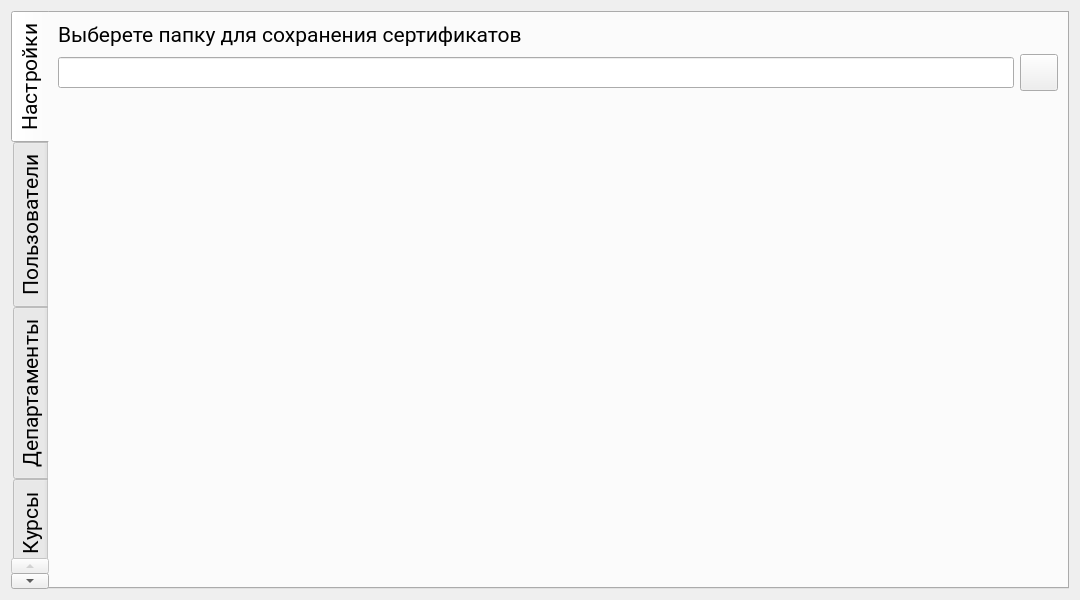
Above: adminwin.ui from Rayzedan/SystemControlStudent before the change. Below: the same form after it.
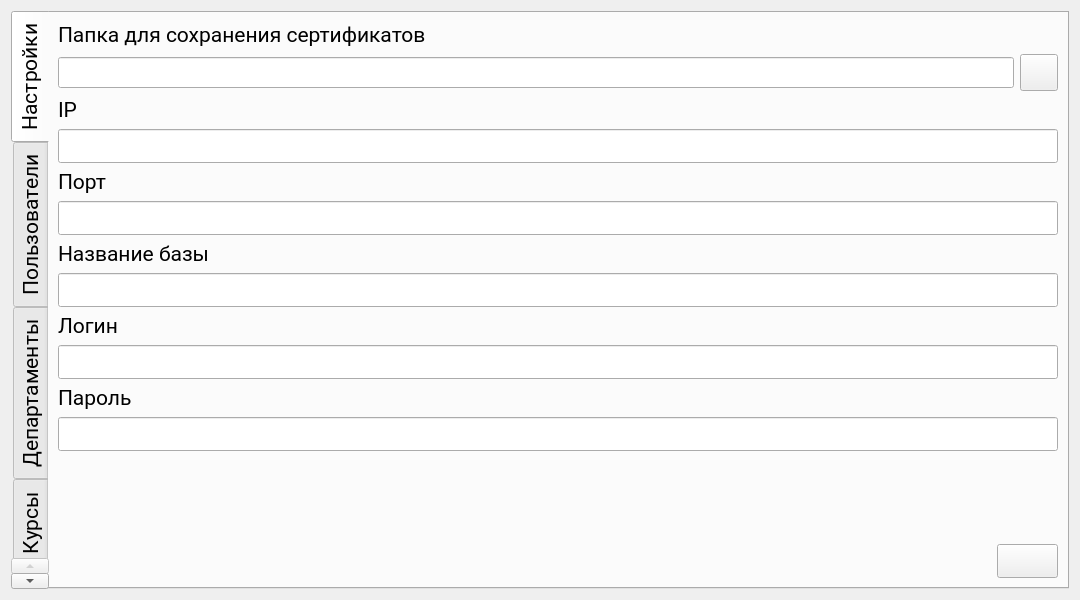
That is the form after the change. The open tabs and pages were chosen to show the change. Icons and pictures are not drawn. Custom widgets are drawn as their Qt base class.

Commit message: Вернул настройки для бд

```diff
--- a/adminwin.ui
+++ b/adminwin.ui
@@ -63,7 +63,7 @@
        <item>
         <widget class="QLabel" name="label">
          <property name="text">
-          <string>Выберете папку для сохранения сертификатов</string>
+          <string>Папка для сохранения сертификатов</string>
          </property>
         </widget>
        </item>
@@ -101,6 +101,56 @@
          </item>
         </layout>
        </item>
+       <item>
+        <widget class="QLabel" name="label_5">
+         <property name="text">
+          <string>IP</string>
+         </property>
+        </widget>
+       </item>
+       <item>
+        <widget class="QLineEdit" name="lineEdit_2"/>
+       </item>
+       <item>
+        <widget class="QLabel" name="label_6">
+         <property name="text">
+          <string>Порт</string>
+         </property>
+        </widget>
+       </item>
+       <item>
+        <widget class="QLineEdit" name="lineEdit_3"/>
+       </item>
+       <item>
+        <widget class="QLabel" name="label_10">
+         <property name="text">
+          <string>Название базы</string>
+         </property>
+        </widget>
+       </item>
+       <item>
+        <widget class="QLineEdit" name="lineEdit_4"/>
+       </item>
+       <item>
+        <widget class="QLabel" name="label_11">
+         <property name="text">
+          <string>Логин</string>
+         </property>
+        </widget>
+       </item>
+       <item>
+        <widget class="QLineEdit" name="lineEdit_5"/>
+       </item>
+       <item>
+        <widget class="QLabel" name="label_12">
+         <property name="text">
+          <string>Пароль</string>
+         </property>
+        </widget>
+       </item>
+       <item>
+        <widget class="QLineEdit" name="lineEdit_6"/>
+       </item>
        <item>
         <spacer name="verticalSpacer_2">
          <property name="orientation">
@@ -114,6 +164,53 @@
          </property>
         </spacer>
        </item>
+       <item>
+        <spacer name="verticalSpacer">
+         <property name="orientation">
+          <enum>Qt::Vertical</enum>
+         </property>
+         <property name="sizeHint" stdset="0">
+          <size>
+           <width>20</width>
+           <height>40</height>
+          </size>
+         </property>
+        </spacer>
+       </item>
+       <item>
+        <layout class="QHBoxLayout" name="horizontalLayout_10">
+         <item>
+          <spacer name="horizontalSpacer_2">
+           <property name="orientation">
+            <enum>Qt::Horizontal</enum>
+           </property>
+           <property name="sizeHint" stdset="0">
+            <size>
+             <width>40</width>
+             <height>20</height>
+            </size>
+           </property>
+          </spacer>
+         </item>
+         <item>
+          <widget class="QPushButton" name="pushButton">
+           <property name="text">
+            <string/>
+           </property>
+           <property name="icon">
+            <iconset resource="resourses.qrc">
+             <normaloff>:/resourses/icons8-save-50.png</normaloff>:/resourses/icons8-save-50.png</iconset>
+           </property>
+           <property name="iconSize">
+            <size>
+             <width>30</width>
+             <height>30</height>
+            </size>
+           </property>
+          </widget>
+         </item>
+        </layout>
+       </item>
       </layout>
      </widget>
      <widget class="QWidget" name="tab_7">
```
Left out of the diff: 2 changed lines with no effect on the pictures. The commit also changes 1 other file.
